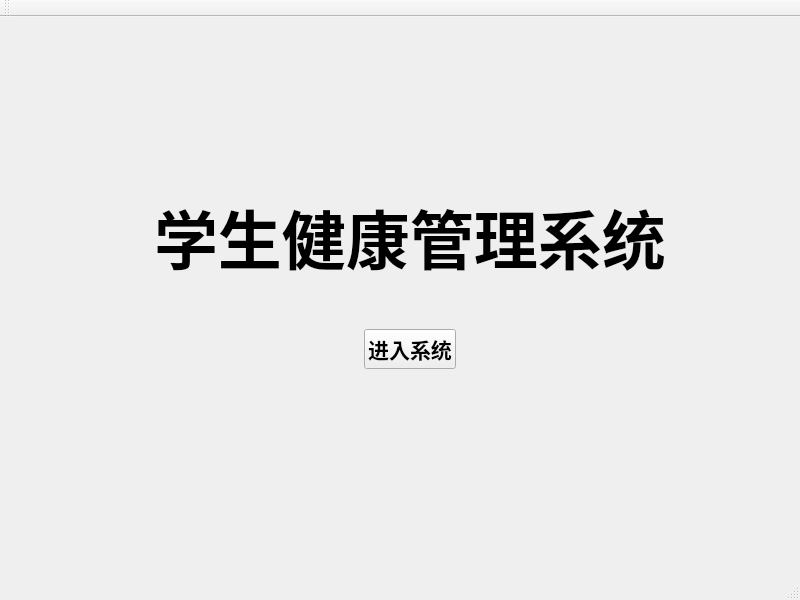
This is fitnessEquipment/mainwindow.ui in yuanluochen/Fitness-Eqiupment as Qt 5 draws it before an edit. The edited form follows.
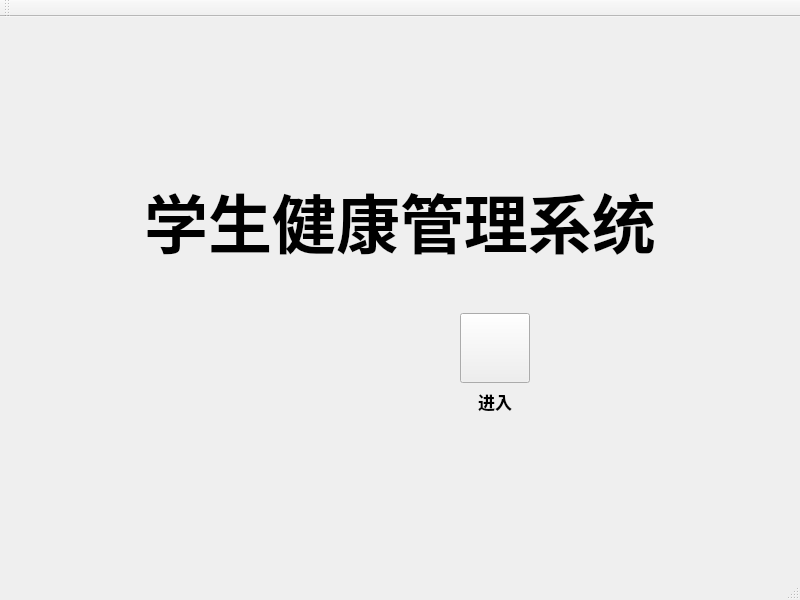
This is the edited form. Icons and pictures are not drawn.

```diff
--- a/fitnessEquipment/mainwindow.ui
+++ b/fitnessEquipment/mainwindow.ui
@@ -21,63 +21,129 @@
    <string>MainWindow</string>
   </property>
   <widget class="QWidget" name="centralWidget">
-   <layout class="QGridLayout" name="gridLayout">
+   <layout class="QGridLayout" name="gridLayout_2">
+    <item row="0" column="1">
+     <spacer name="verticalSpacer_2">
+      <property name="orientation">
+       <enum>Qt::Vertical</enum>
+      </property>
+      <property name="sizeHint" stdset="0">
+       <size>
+        <width>20</width>
+        <height>126</height>
+       </size>
+      </property>
+     </spacer>
+    </item>
     <item row="1" column="0">
+     <spacer name="horizontalSpacer_3">
+      <property name="orientation">
+       <enum>Qt::Horizontal</enum>
+      </property>
+      <property name="sizeHint" stdset="0">
+       <size>
+        <width>53</width>
+        <height>20</height>
+       </size>
+      </property>
+     </spacer>
+    </item>
+    <item row="1" column="1">
+     <layout class="QGridLayout" name="gridLayout" rowstretch="0,0,0" columnstretch="2,0,1">
+      <item row="2" column="1">
+       <layout class="QVBoxLayout" name="verticalLayout">
+        <item>
+         <widget class="QPushButton" name="enterSystem">
+          <property name="minimumSize">
+           <size>
+            <width>70</width>
+            <height>70</height>
+           </size>
+          </property>
+          <property name="font">
+           <font>
+            <italic>false</italic>
+            <underline>false</underline>
+            <strikeout>false</strikeout>
+            <stylestrategy>PreferDefault</stylestrategy>
+            <kerning>true</kerning>
+           </font>
+          </property>
+          <property name="cursor">
+           <cursorShape>ArrowCursor</cursorShape>
+          </property>
+          <property name="styleSheet">
+           <string notr="true">border-image: url(:/resource/mainWindow/enter.png);</string>
+          </property>
+          <property name="text">
+           <string/>
+          </property>
+         </widget>
+        </item>
+        <item>
+         <widget class="QLabel" name="label_2">
+          <property name="font">
+           <font>
+            <pointsize>13</pointsize>
+           </font>
+          </property>
+          <property name="text">
+           <string>进入</string>
+          </property>
+          <property name="alignment">
+           <set>Qt::AlignCenter</set>
+          </property>
+         </widget>
+        </item>
+       </layout>
+      </item>
+      <item row="2" column="2">
      <spacer name="horizontalSpacer_2">
       <property name="orientation">
        <enum>Qt::Horizontal</enum>
       </property>
       <property name="sizeHint" stdset="0">
        <size>
-        <width>39</width>
+          <width>40</width>
         <height>20</height>
        </size>
       </property>
      </spacer>
     </item>
-    <item row="0" column="1">
-     <spacer name="verticalSpacer">
-      <property name="orientation">
-       <enum>Qt::Vertical</enum>
-      </property>
-      <property name="sizeHint" stdset="0">
-       <size>
-        <width>20</width>
-        <height>63</height>
-       </size>
-      </property>
-     </spacer>
-    </item>
-    <item row="1" column="3">
+      <item row="2" column="0">
      <spacer name="horizontalSpacer">
       <property name="orientation">
        <enum>Qt::Horizontal</enum>
       </property>
       <property name="sizeHint" stdset="0">
        <size>
-        <width>39</width>
+          <width>40</width>
         <height>20</height>
        </size>
       </property>
      </spacer>
     </item>
-    <item row="3" column="2">
-     <spacer name="verticalSpacer_3">
+      <item row="1" column="1">
+       <spacer name="verticalSpacer">
       <property name="orientation">
        <enum>Qt::Vertical</enum>
       </property>
       <property name="sizeHint" stdset="0">
        <size>
         <width>20</width>
-        <height>190</height>
+          <height>40</height>
        </size>
       </property>
      </spacer>
     </item>
-    <item row="2" column="2">
-     <layout class="QVBoxLayout" name="verticalLayout">
-      <item>
+      <item row="0" column="0" colspan="3">
        <widget class="QLabel" name="label">
+        <property name="minimumSize">
+         <size>
+          <width>650</width>
+          <height>80</height>
+         </size>
+        </property>
         <property name="font">
          <font>
           <pointsize>48</pointsize>
@@ -86,59 +152,38 @@
         <property name="text">
          <string>学生健康管理系统</string>
         </property>
-       </widget>
-      </item>
-      <item>
-       <spacer name="verticalSpacer_2">
-        <property name="orientation">
-         <enum>Qt::Vertical</enum>
+        <property name="alignment">
+         <set>Qt::AlignCenter</set>
         </property>
-        <property name="sizeHint" stdset="0">
-         <size>
-          <width>20</width>
-          <height>40</height>
-         </size>
-        </property>
-       </spacer>
-      </item>
-      <item>
-       <layout class="QHBoxLayout" name="horizontalLayout">
-        <item>
-         <spacer name="horizontalSpacer_3">
-          <property name="orientation">
-           <enum>Qt::Horizontal</enum>
-          </property>
-          <property name="sizeHint" stdset="0">
-           <size>
-            <width>40</width>
-            <height>20</height>
-           </size>
-          </property>
-         </spacer>
-        </item>
-        <item>
-         <widget class="QPushButton" name="enterSystem">
-          <property name="text">
-           <string>进入系统</string>
-          </property>
-         </widget>
-        </item>
-        <item>
+       </widget>
+      </item>
+     </layout>
+    </item>
+    <item row="1" column="2">
          <spacer name="horizontalSpacer_4">
           <property name="orientation">
            <enum>Qt::Horizontal</enum>
           </property>
           <property name="sizeHint" stdset="0">
            <size>
-            <width>40</width>
+        <width>53</width>
             <height>20</height>
            </size>
           </property>
          </spacer>
         </item>
-       </layout>
-      </item>
-     </layout>
+    <item row="2" column="1">
+     <spacer name="verticalSpacer_3">
+      <property name="orientation">
+       <enum>Qt::Vertical</enum>
+      </property>
+      <property name="sizeHint" stdset="0">
+       <size>
+        <width>20</width>
+        <height>126</height>
+       </size>
+      </property>
+     </spacer>
     </item>
    </layout>
   </widget>
```
Left out of the diff: 2 changed lines with no effect on the pictures. Lines whose indentation alone changed are shown as unchanged.
